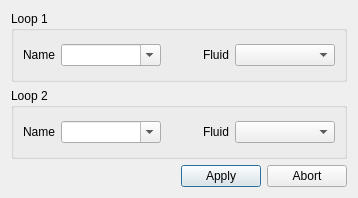
First picture: the form in trnsysGUI/hydraulicLoops/_dialogs/split/_dialog.ui, repository SPF-OST/pytrnsys_gui, before the edit.
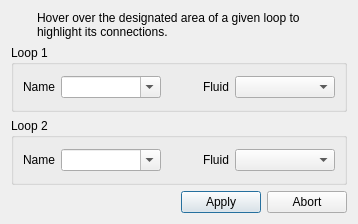
Second picture: the form after the edit. Icons and pictures are not drawn. Custom widgets are drawn as their Qt base class.

Commit message: Highlight loops' connections.

```diff
--- a/trnsysGUI/hydraulicLoops/_dialogs/split/_dialog.ui
+++ b/trnsysGUI/hydraulicLoops/_dialogs/split/_dialog.ui
@@ -6,16 +6,67 @@
    <rect>
     <x>0</x>
     <y>0</y>
-    <width>337</width>
-    <height>149</height>
+    <width>353</width>
+    <height>209</height>
    </rect>
   </property>
+  <property name="sizePolicy">
+   <sizepolicy hsizetype="Preferred" vsizetype="Fixed">
+    <horstretch>0</horstretch>
+    <verstretch>0</verstretch>
+   </sizepolicy>
+  </property>
+  <property name="maximumSize">
+   <size>
+    <width>16777215</width>
+    <height>209</height>
+   </size>
+  </property>
   <property name="windowTitle">
    <string>Split hydraulic loop</string>
   </property>
   <layout class="QVBoxLayout" name="verticalLayout">
    <item>
-    <widget class="QGroupBox" name="groupBox_2">
+    <layout class="QHBoxLayout" name="horizontalLayout_3">
+     <item>
+      <widget class="QWidget" name="widget" native="true">
+       <property name="sizePolicy">
+        <sizepolicy hsizetype="Fixed" vsizetype="Fixed">
+         <horstretch>0</horstretch>
+         <verstretch>0</verstretch>
+        </sizepolicy>
+       </property>
+       <property name="minimumSize">
+        <size>
+         <width>20</width>
+         <height>20</height>
+        </size>
+       </property>
+       <property name="styleSheet">
+        <string notr="true">image: url(:/tango-icons/status/tango-icon-theme-0.8.90/scalable/status/dialog-information.svg);</string>
+       </property>
+      </widget>
+     </item>
+     <item>
+      <widget class="QLabel" name="label">
+       <property name="sizePolicy">
+        <sizepolicy hsizetype="Preferred" vsizetype="Preferred">
+         <horstretch>0</horstretch>
+         <verstretch>0</verstretch>
+        </sizepolicy>
+       </property>
+       <property name="text">
+        <string>Hover over the designated area of a given loop to highlight its connections.</string>
+       </property>
+       <property name="wordWrap">
+        <bool>true</bool>
+       </property>
+      </widget>
+     </item>
+    </layout>
+   </item>
+   <item>
+    <widget class="EnterLeaveNotifyingGroupBox" name="loop1GroupBox">
      <property name="title">
       <string>Loop 1</string>
      </property>
@@ -127,7 +178,7 @@
     </widget>
    </item>
    <item>
-    <widget class="QGroupBox" name="groupBox_3">
+    <widget class="EnterLeaveNotifyingGroupBox" name="loop2GroupBox">
      <property name="title">
       <string>Loop 2</string>
      </property>
@@ -283,6 +334,14 @@
    </item>
   </layout>
  </widget>
+ <customwidgets>
+  <customwidget>
+   <class>EnterLeaveNotifyingGroupBox</class>
+   <extends>QGroupBox</extends>
+   <header>._widgets</header>
+   <container>1</container>
+  </customwidget>
+ </customwidgets>
  <resources/>
  <connections/>
 </ui>
```
The commit also changes 10 other files.
